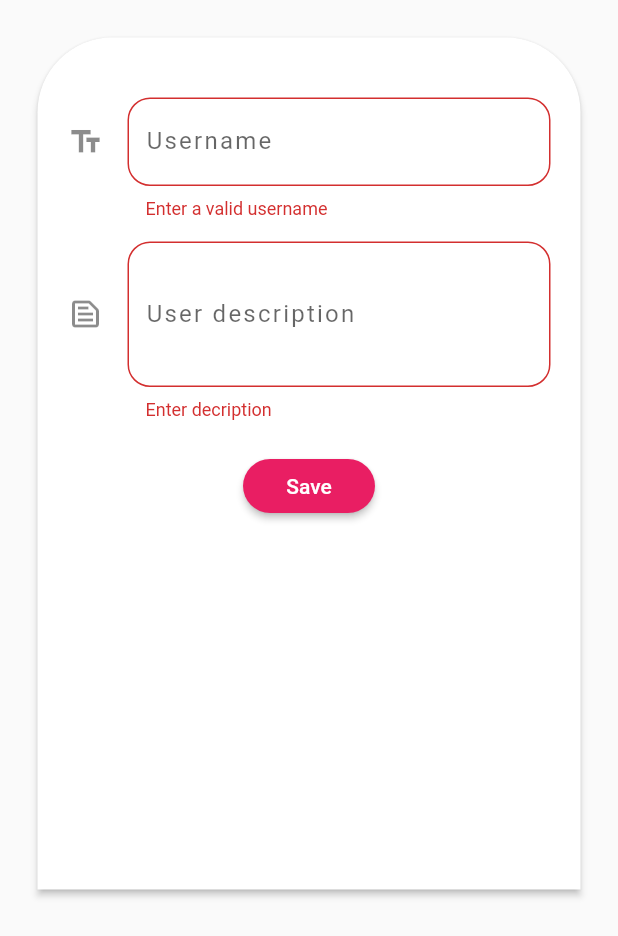
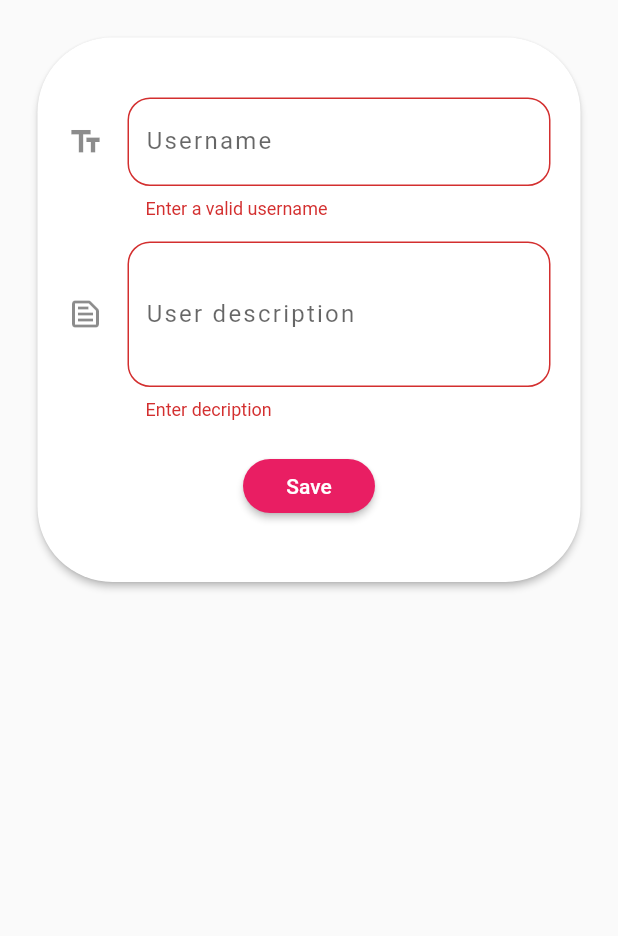
Before and after one commit to sherautcarsh/Recordatorio, a Flutter app: the EditUserProfileScreen widget shown alone on an empty page, opened directly with empty values, after a tap on "Save", on a phone screen of 412 x 824 dp. Shown: the top 936 px of the screen. Run offline on Flutter 3.47's test engine with Material 2 defaults, Android fonts, the phone set to English and light mode, and no system bars; our stand-ins replace cloud_firestore, firebase_auth, firebase_core, firebase_storage, flutter_image_compress, image_cropper and 1 more; accounts and stored records are empty; network calls fail.

Commit message:
Tiny improvements like remove photo button, refresh page option...

```diff
--- a/lib/main.dart
+++ b/lib/main.dart
@@ -7,7 +7,6 @@ import 'package:flutter/services.dart';
 import 'screens/auth_screen.dart';
 import 'screens/splash_screen.dart';
 import 'screens/info_page.dart';
-import './screens/edit_user_profile_screen.dart';
 void main(){
   runApp(MyApp());
 }
--- a/lib/screens/edit_user_profile_screen.dart
+++ b/lib/screens/edit_user_profile_screen.dart
@@ -41,7 +41,12 @@ class _EditUserProfileScreenState extends State<EditUserProfileScreen> {
           .update({
             'username': _editedName,
             'about': _editedAbout,
-          });
+          }).then((value) => ScaffoldMessenger.of(context).showSnackBar(
+        SnackBar(
+          duration: Duration(seconds: 3),
+          content: Text('Refresh to see the changes',),
+        ),
+      ),);
     } catch (err) {
       print(err);
     }
@@ -56,13 +61,16 @@ class _EditUserProfileScreenState extends State<EditUserProfileScreen> {
     return ChangeNotifierProvider(
       create: (ctx) => UserData(),
       child: Container(
-          height: MediaQuery.of(context).size.height*0.75,
-          child: Card(
+          height: MediaQuery.of(context).size.height*0.80,
+          child: SingleChildScrollView(
+            child: Card(
               elevation: 2,
               shape: RoundedRectangleBorder(
                 borderRadius: BorderRadius.only(
                   topLeft: Radius.circular(50.0),
                   topRight: Radius.circular(50.0),
+                  bottomLeft: Radius.circular(50.0),
+                  bottomRight: Radius.circular(50.0),
                 ),
               ),
               margin: EdgeInsets.all(25),
@@ -141,6 +149,7 @@ class _EditUserProfileScreenState extends State<EditUserProfileScreen> {
                 ),
               ),
             ),
+          ),
       ),
     );
   }
```
Also changed, not shown: lib/Pages/user.dart (+44 -12 lines).
